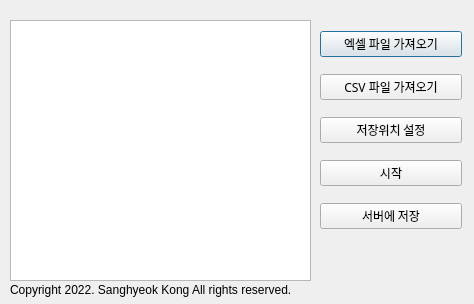
Qt form map.ui (kkong0123/map-project) before a commit.
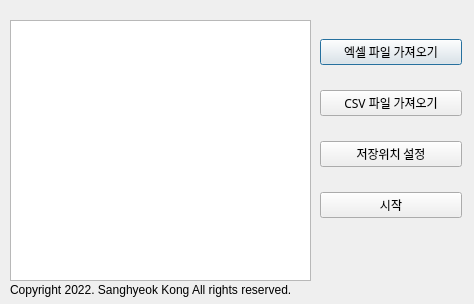
The same form after that commit.

```diff
--- a/map.ui
+++ b/map.ui
@@ -111,18 +111,6 @@
       </property>
      </widget>
     </item>
-    <item>
-     <widget class="QPushButton" name="pushButton_5">
-      <property name="font">
-       <font>
-        <family>맑은 고딕 Semilight</family>
-       </font>
-      </property>
-      <property name="text">
-       <string>서버에 저장</string>
-      </property>
-     </widget>
-    </item>
    </layout>
   </widget>
  </widget>
```
